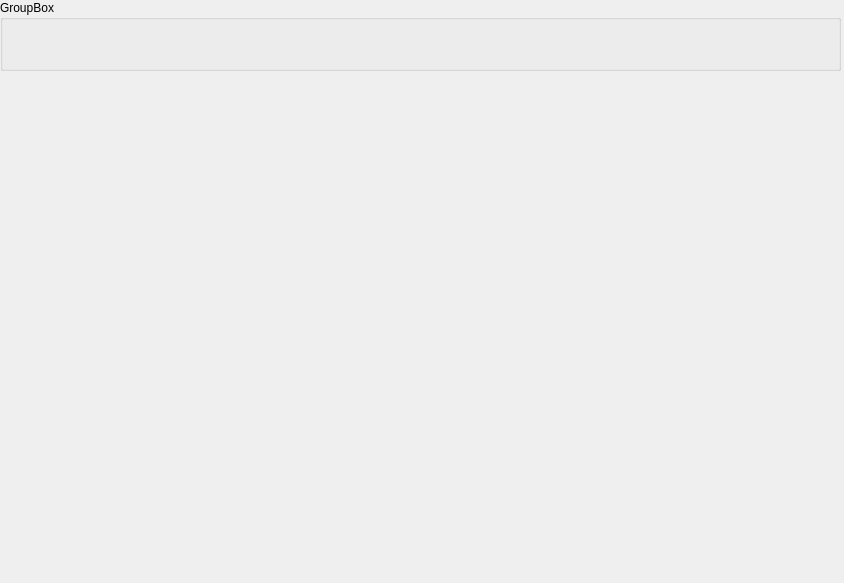
First picture: the form in form.ui, repository Filimon4/python_file_manager, before the edit.
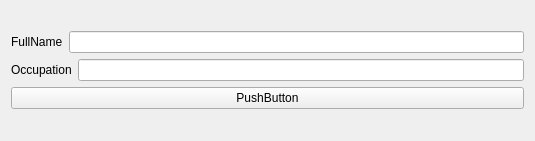
Second picture: the form after the edit.

Commit message: add combo widget

Diff of the .ui file:
```diff
--- a/form.ui
+++ b/form.ui
@@ -6,26 +6,54 @@
    <rect>
     <x>0</x>
     <y>0</y>
-    <width>844</width>
-    <height>583</height>
+    <width>535</width>
+    <height>141</height>
    </rect>
   </property>
   <property name="windowTitle">
    <string>Form</string>
   </property>
-  <widget class="QGroupBox" name="groupBox">
-   <property name="geometry">
-    <rect>
-     <x>0</x>
-     <y>0</y>
-     <width>841</width>
-     <height>71</height>
-    </rect>
-   </property>
-   <property name="title">
-    <string>GroupBox</string>
-   </property>
-  </widget>
+  <layout class="QVBoxLayout" name="verticalLayout_2">
+   <item>
+    <layout class="QVBoxLayout" name="verticalLayout">
+     <item>
+      <layout class="QHBoxLayout" name="horizontalLayout">
+       <item>
+        <widget class="QLabel" name="fullNameLabel">
+         <property name="text">
+          <string>FullName</string>
+         </property>
+        </widget>
+       </item>
+       <item>
+        <widget class="QLineEdit" name="fullNameLineEdit"/>
+       </item>
+      </layout>
+     </item>
+     <item>
+      <layout class="QHBoxLayout" name="horizontalLayout_2">
+       <item>
+        <widget class="QLabel" name="OccupationLabel">
+         <property name="text">
+          <string>Occupation</string>
+         </property>
+        </widget>
+       </item>
+       <item>
+        <widget class="QLineEdit" name="OccupationLineEdit"/>
+       </item>
+      </layout>
+     </item>
+     <item>
+      <widget class="QPushButton" name="pushButton">
+       <property name="text">
+        <string>PushButton</string>
+       </property>
+      </widget>
+     </item>
+    </layout>
+   </item>
+  </layout>
  </widget>
  <resources/>
  <connections/>
```
Left out of the diff: 4 changed lines with no effect on the pictures. The commit also changes 2 other files.
